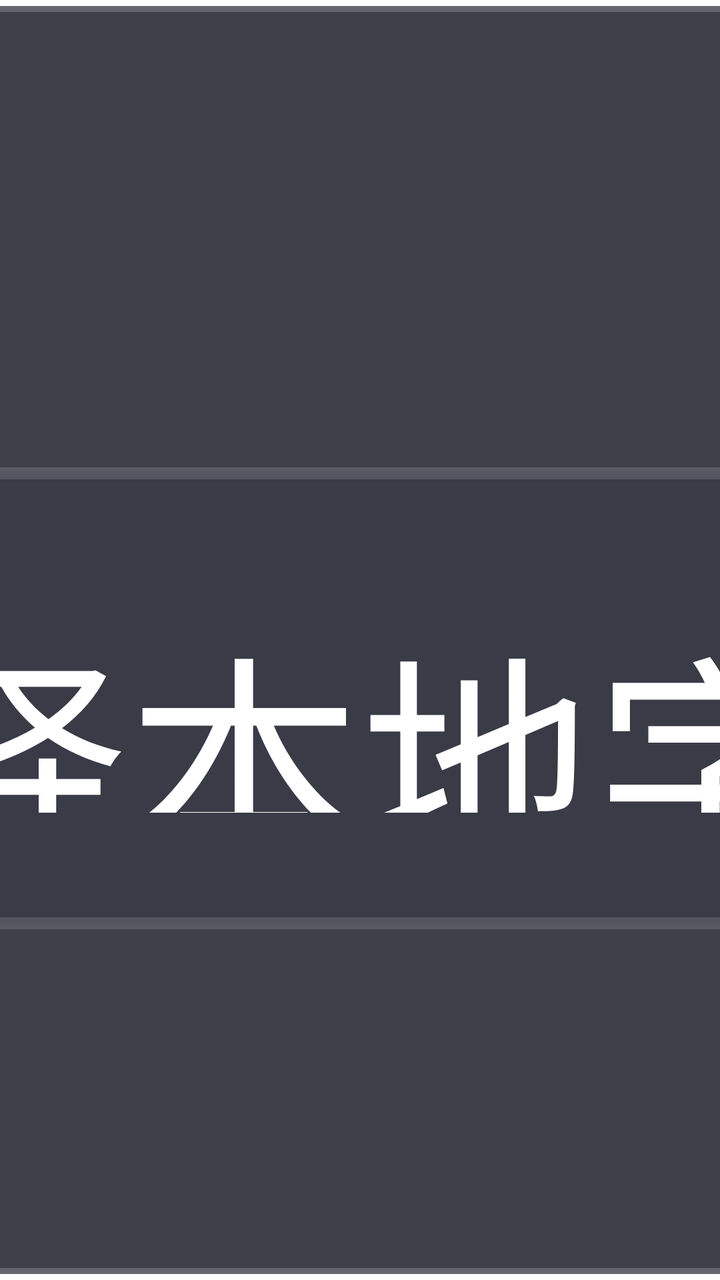
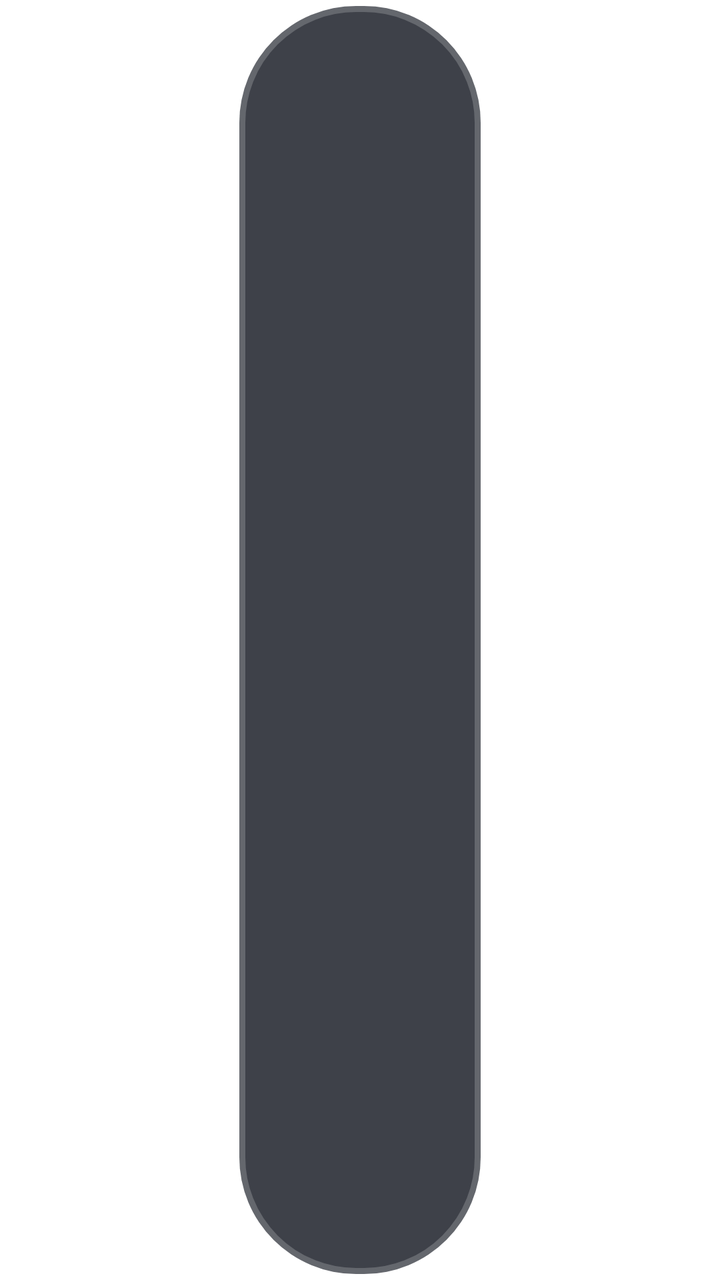

The first picture is an Android layout as it rendered before a commit; the second is the same layout after the commit. The layout source and the unified diff follow.
<!-- AndroidManifest.xml: application theme AppTheme.NoActionBar -->
<!-- res/layout/dialog_subtitle.xml -->
<?xml version="1.0" encoding="utf-8"?>
<FrameLayout xmlns:android="http://schemas.android.com/apk/res/android"
    xmlns:app="http://schemas.android.com/apk/res-auto"
    xmlns:tools="http://schemas.android.com/tools"
    android:layout_width="match_parent"
    android:layout_height="match_parent">

    <LinearLayout
        android:layout_width="@dimen/vs_640"
        android:layout_height="wrap_content"
        android:layout_gravity="center"
        android:background="@drawable/shape_danmu_setting_bg"
        android:orientation="vertical"
        android:padding="@dimen/vs_30">

        <LinearLayout
            android:layout_width="match_parent"
            android:layout_height="wrap_content"
            android:layout_gravity="center"
            android:orientation="vertical">

            <TextView
                android:id="@+id/selectInternal"
                android:layout_width="@dimen/vs_480"
                android:layout_height="wrap_content"
                android:layout_gravity="center"
                android:background="@drawable/button_danmu_setting"
                android:focusable="true"
                android:gravity="center"
                android:padding="@dimen/vs_10"
                android:text="选择内置字幕"
                android:visibility="gone"
                android:textColor="@color/dialog_text_primary"
                android:textSize="@dimen/ts_20" />

            <TextView
                android:id="@+id/selectLocal"
                android:layout_width="@dimen/vs_480"
                android:layout_height="wrap_content"
                android:layout_gravity="center"
                android:layout_marginTop="@dimen/vs_10"
                android:background="@drawable/button_danmu_setting"
                android:focusable="true"
                android:gravity="center"
                android:padding="@dimen/vs_10"
                android:text="选择本地字幕"
                android:textColor="@color/dialog_text_primary"
                android:textSize="@dimen/ts_20" />

            <TextView
                android:id="@+id/selectRemote"
                android:layout_width="@dimen/vs_480"
                android:layout_height="wrap_content"
                android:layout_gravity="center"
                android:layout_marginTop="@dimen/vs_10"
                android:background="@drawable/button_danmu_setting"
                android:focusable="true"
                android:gravity="center"
                android:padding="@dimen/vs_10"
                android:text="在线搜索字幕"
                android:textColor="@color/dialog_text_primary"
                android:textSize="@dimen/ts_20" />

            <LinearLayout
                android:gravity="center_vertical"
                android:orientation="horizontal"
                android:layout_gravity="center"
                android:layout_marginTop="@dimen/vs_10"
                android:layout_width="@dimen/vs_480"
                android:layout_height="@dimen/vs_60">
                <TextView
                    android:id="@+id/subtitleSizeMinus"
                    android:layout_width="@dimen/vs_140"
                    android:layout_height="wrap_content"
                    android:layout_gravity="center"
                    android:background="@drawable/button_danmu_setting"
                    android:focusable="true"
                    android:gravity="center"
                    android:padding="@dimen/vs_10"
                    android:text="字号减小"
                    android:textColor="@color/dialog_text_primary"
                    android:textSize="@dimen/ts_20" />

                <TextView
                    android:id="@+id/subtitleSizeText"
                    android:layout_width="@dimen/vs_120"
                    android:layout_height="@dimen/vs_60"
                    android:layout_gravity="center"
                    android:gravity="center"
                    android:layout_marginLeft="@dimen/vs_40"
                    android:layout_marginRight="@dimen/vs_40"
                    android:text="16"
                    android:textSize="@dimen/ts_26" />

                <TextView
                    android:id="@+id/subtitleSizePlus"
                    android:layout_width="@dimen/vs_140"
                    android:layout_height="wrap_content"
                    android:layout_gravity="center"
                    android:background="@drawable/button_danmu_setting"
                    android:focusable="true"
                    android:gravity="center"
                    android:padding="@dimen/vs_10"
                    android:text="字号增大"
                    android:textColor="@color/dialog_text_primary"
                    android:textSize="@dimen/ts_20" />

            </LinearLayout>

            <LinearLayout
                android:gravity="center_vertical"
                android:orientation="horizontal"
                android:layout_gravity="center"
                android:layout_marginTop="@dimen/vs_10"
                android:layout_width="@dimen/vs_480"
                android:layout_height="@dimen/vs_60">
                <TextView
                    android:id="@+id/subtitleStyleOne"
                    android:layout_width="@dimen/vs_140"
                    android:layout_height="wrap_content"
                    android:layout_gravity="center"
                    android:background="@drawable/button_danmu_setting"
                    android:focusable="true"
                    android:gravity="center"
                    android:padding="@dimen/vs_10"
                    android:text="字幕样式一"
                    android:textColor="@color/dialog_text_primary"
                    android:shadowColor="@color/color_CC000000"
                    android:shadowRadius="2"
                    android:shadowDx="1"
                    android:shadowDy="1"
                    android:textSize="@dimen/ts_20" />

                <TextView
                    android:id="@+id/subtitlePositionText"
                    android:layout_width="@dimen/vs_120"
                    android:layout_height="@dimen/vs_60"
                    android:layout_gravity="center"
                    android:gravity="center"
                    android:layout_marginLeft="@dimen/vs_40"
                    android:layout_marginRight="@dimen/vs_40"
                    android:text="0%"
                    android:textSize="@dimen/ts_26" />

                <TextView
                    android:id="@+id/subtitleStyleTwo"
                    android:layout_width="@dimen/vs_140"
                    android:layout_height="wrap_content"
                    android:layout_gravity="center"
                    android:background="@drawable/button_danmu_setting"
                    android:focusable="true"
                    android:gravity="center"
                    android:padding="@dimen/vs_10"
                    android:text="字幕样式二"
                    android:textStyle="bold"
                    android:textColor="@color/color_FFB6C1"
                    android:shadowColor="@color/dialog_text_primary"
                    android:shadowRadius="2"
                    android:shadowDx="1"
                    android:shadowDy="1"
                    android:textSize="@dimen/ts_20" />

            </LinearLayout>

            <LinearLayout
                android:gravity="center_vertical"
                android:orientation="horizontal"
                android:layout_gravity="center"
                android:layout_marginTop="@dimen/vs_10"
                android:layout_width="@dimen/vs_480"
                android:layout_height="@dimen/vs_40">

                <TextView
                    android:id="@+id/subtitleTimeHint"
                    android:layout_width="match_parent"
                    android:layout_height="match_parent"
                    android:layout_gravity="center"
                    android:gravity="center"
                    android:text="字幕延时仅对外挂字幕有效"
                    android:textColor="@color/dialog_text_hint"
                    android:textSize="@dimen/ts_20" />

            </LinearLayout>

            <LinearLayout
                android:gravity="center_vertical"
                android:orientation="horizontal"
                android:layout_gravity="center"
                android:layout_marginTop="@dimen/vs_10"
                android:layout_width="@dimen/vs_480"
                android:layout_height="@dimen/vs_60">
                <TextView
                    android:id="@+id/subtitleTimeMinus"
                    android:layout_width="@dimen/vs_140"
                    android:layout_height="wrap_content"
                    android:layout_gravity="center"
                    android:background="@drawable/button_danmu_setting"
                    android:focusable="true"
                    android:gravity="center"
                    android:padding="@dimen/vs_10"
                    android:text="字幕提前"
                    android:textColor="@color/dialog_text_primary"
                    android:textSize="@dimen/ts_20" />

                <TextView
                    android:id="@+id/subtitleTimeText"
                    android:layout_width="@dimen/vs_120"
                    android:layout_height="@dimen/vs_60"
                    android:layout_gravity="center"
                    android:gravity="center"
                    android:layout_marginLeft="@dimen/vs_40"
                    android:layout_marginRight="@dimen/vs_40"
                    android:text="0"
                    android:textSize="@dimen/ts_26" />

                <TextView
                    android:id="@+id/subtitleTimePlus"
                    android:layout_width="@dimen/vs_140"
                    android:layout_height="wrap_content"
                    android:layout_gravity="center"
                    android:background="@drawable/button_danmu_setting"
                    android:focusable="true"
                    android:gravity="center"
                    android:padding="@dimen/vs_10"
                    android:text="字幕推迟"
                    android:textColor="@color/dialog_text_primary"
                    android:textSize="@dimen/ts_20" />

            </LinearLayout>

        </LinearLayout>

    </LinearLayout>

</FrameLayout>
<!-- resources referenced by this layout -->
<resources>
  <color name="color_CC000000">#CC000000</color>
  <color name="color_FFB6C1">#FFB6C1</color>
  <color name="dialog_text_hint">#80FFFFFF</color>
  <color name="dialog_text_primary">#FFFFFFFF</color>
  <dimen name="ts_20">20mm</dimen>
  <dimen name="ts_26">26mm</dimen>
  <dimen name="vs_10">10mm</dimen>
  <dimen name="vs_120">120mm</dimen>
  <dimen name="vs_140">140mm</dimen>
  <dimen name="vs_30">30mm</dimen>
  <dimen name="vs_40">40mm</dimen>
  <dimen name="vs_480">480mm</dimen>
  <dimen name="vs_60">60mm</dimen>
  <dimen name="vs_640">640mm</dimen>
  <!-- drawable button_danmu_setting (drawable) -->
  <?xml version="1.0" encoding="utf-8"?>
  <selector xmlns:android="http://schemas.android.com/apk/res/android">
      <item android:state_focused="true">
          <shape>
              <corners android:radius="@dimen/vs_6" />
              <solid android:color="@color/dialog_control_bg_focused" />
              <stroke
                  android:width="@dimen/vs_1"
                  android:color="@color/dialog_control_stroke_focused" />
          </shape>
      </item>
      <item>
          <shape>
              <corners android:radius="@dimen/vs_6" />
              <solid android:color="@color/dialog_control_bg" />
              <stroke
                  android:width="@dimen/vs_1"
                  android:color="@color/dialog_control_stroke" />
          </shape>
      </item>
  </selector>
  <!-- drawable shape_danmu_setting_bg (drawable) -->
  <?xml version="1.0" encoding="utf-8"?>
  <shape xmlns:android="http://schemas.android.com/apk/res/android">
      <corners android:radius="@dimen/vs_10" />
      <solid android:color="@color/dialog_panel_bg" />
      <stroke
          android:width="@dimen/vs_1"
          android:color="@color/dialog_panel_stroke" />
  </shape>
  <style name="AppTheme.NoActionBar" parent="AppTheme">
          <item name="android:windowActionBar">false</item>
          <item name="android:windowNoTitle">true</item>
          <item name="windowActionBar">false</item>
          <item name="android:windowFullscreen">true</item>//全屏即无通知栏
          <item name="android:windowContentOverlay">@null</item>//是否有遮盖
          <item name="windowNoTitle">true</item>
          <item name="android:keepScreenOn">true</item>
          
          <item name="android:windowBackground">@android:color/transparent</item>
      </style>
  <dimen name="vs_6">6mm</dimen>
  <color name="dialog_control_bg_focused">#CC1890FF</color>
  <dimen name="vs_1">1mm</dimen>
  <color name="dialog_control_stroke_focused">#CC02F8E1</color>
  <color name="dialog_control_bg">#80353744</color>
  <color name="dialog_control_stroke">#22FFFFFF</color>
  <color name="dialog_panel_bg">#D91D202A</color>
  <color name="dialog_panel_stroke">#33FFFFFF</color>
  <style name="AppTheme" parent="Theme.AppCompat.Light.DarkActionBar">
          
          <item name="colorPrimary">@color/color_6200EE</item>
          <item name="colorPrimaryDark">@color/color_3700B3</item>
          <item name="colorAccent">@color/color_03DAC5</item>
      </style>
  <color name="color_6200EE">#6200EE</color>
  <color name="color_3700B3">#3700B3</color>
  <color name="color_03DAC5">#03DAC5</color>
</resources>

<!-- the commit's change to res/layout/dialog_subtitle.xml (unified diff, before → after) -->
@@ -6,9 +6,11 @@
     android:layout_height="match_parent">
 
     <LinearLayout
-        android:layout_width="@dimen/vs_640"
+        android:layout_width="match_parent"
         android:layout_height="wrap_content"
         android:layout_gravity="center"
+        android:layout_marginLeft="@dimen/vs_20"
+        android:layout_marginRight="@dimen/vs_20"
         android:background="@drawable/shape_danmu_setting_bg"
         android:orientation="vertical"
         android:padding="@dimen/vs_30">
@@ -21,65 +23,62 @@
 
             <TextView
                 android:id="@+id/selectInternal"
-                android:layout_width="@dimen/vs_480"
-                android:layout_height="wrap_content"
+                android:layout_width="match_parent"
+                android:layout_height="@dimen/vs_50"
                 android:layout_gravity="center"
                 android:background="@drawable/button_danmu_setting"
                 android:focusable="true"
                 android:gravity="center"
-                android:padding="@dimen/vs_10"
                 android:text="选择内置字幕"
                 android:visibility="gone"
                 android:textColor="@color/dialog_text_primary"
-                android:textSize="@dimen/ts_20" />
+                android:textSize="@dimen/ts_22" />
 
             <TextView
                 android:id="@+id/selectLocal"
-                android:layout_width="@dimen/vs_480"
-                android:layout_height="wrap_content"
+                android:layout_width="match_parent"
+                android:layout_height="@dimen/vs_50"
                 android:layout_gravity="center"
                 android:layout_marginTop="@dimen/vs_10"
                 android:background="@drawable/button_danmu_setting"
                 android:focusable="true"
                 android:gravity="center"
-                android:padding="@dimen/vs_10"
                 android:text="选择本地字幕"
                 android:textColor="@color/dialog_text_primary"
-                android:textSize="@dimen/ts_20" />
+                android:textSize="@dimen/ts_22" />
 
             <TextView
                 android:id="@+id/selectRemote"
-                android:layout_width="@dimen/vs_480"
-                android:layout_height="wrap_content"
+                android:layout_width="match_parent"
+                android:layout_height="@dimen/vs_50"
                 android:layout_gravity="center"
                 android:layout_marginTop="@dimen/vs_10"
                 android:background="@drawable/button_danmu_setting"
                 android:focusable="true"
                 android:gravity="center"
-                android:padding="@dimen/vs_10"
                 android:text="在线搜索字幕"
                 android:textColor="@color/dialog_text_primary"
-                android:textSize="@dimen/ts_20" />
-
-            <LinearLayout
-                android:gravity="center_vertical"
-                android:orientation="horizontal"
-                android:layout_gravity="center"
-                android:layout_marginTop="@dimen/vs_10"
-                android:layout_width="@dimen/vs_480"
+                android:textSize="@dimen/ts_22" />
+
+            <LinearLayout
+                android:gravity="center_vertical"
+                android:orientation="horizontal"
+                android:layout_gravity="center"
+                android:layout_marginTop="@dimen/vs_10"
+                android:layout_width="match_parent"
                 android:layout_height="@dimen/vs_60">
                 <TextView
                     android:id="@+id/subtitleSizeMinus"
-                    android:layout_width="@dimen/vs_140"
-                    android:layout_height="wrap_content"
-                    android:layout_gravity="center"
-                    android:background="@drawable/button_danmu_setting"
-                    android:focusable="true"
-                    android:gravity="center"
-                    android:padding="@dimen/vs_10"
+                    android:layout_width="0dp"
+                    android:layout_weight="1"
+                    android:layout_height="match_parent"
+                    android:layout_gravity="center"
+                    android:background="@drawable/button_danmu_setting"
+                    android:focusable="true"
+                    android:gravity="center"
                     android:text="字号减小"
                     android:textColor="@color/dialog_text_primary"
-                    android:textSize="@dimen/ts_20" />
+                    android:textSize="@dimen/ts_22" />
 
                 <TextView
                     android:id="@+id/subtitleSizeText"
@@ -87,49 +86,49 @@
                     android:layout_height="@dimen/vs_60"
                     android:layout_gravity="center"
                     android:gravity="center"
-                    android:layout_marginLeft="@dimen/vs_40"
-                    android:layout_marginRight="@dimen/vs_40"
+                    android:layout_marginLeft="@dimen/vs_10"
+                    android:layout_marginRight="@dimen/vs_10"
                     android:text="16"
                     android:textSize="@dimen/ts_26" />
 
                 <TextView
                     android:id="@+id/subtitleSizePlus"
-                    android:layout_width="@dimen/vs_140"
-                    android:layout_height="wrap_content"
-                    android:layout_gravity="center"
-                    android:background="@drawable/button_danmu_setting"
-                    android:focusable="true"
-                    android:gravity="center"
-                    android:padding="@dimen/vs_10"
+                    android:layout_width="0dp"
+                    android:layout_weight="1"
+                    android:layout_height="match_parent"
+                    android:layout_gravity="center"
+                    android:background="@drawable/button_danmu_setting"
+                    android:focusable="true"
+                    android:gravity="center"
                     android:text="字号增大"
                     android:textColor="@color/dialog_text_primary"
-                    android:textSize="@dimen/ts_20" />
-
-            </LinearLayout>
-
-            <LinearLayout
-                android:gravity="center_vertical"
-                android:orientation="horizontal"
-                android:layout_gravity="center"
-                android:layout_marginTop="@dimen/vs_10"
-                android:layout_width="@dimen/vs_480"
+                    android:textSize="@dimen/ts_22" />
+
+            </LinearLayout>
+
+            <LinearLayout
+                android:gravity="center_vertical"
+                android:orientation="horizontal"
+                android:layout_gravity="center"
+                android:layout_marginTop="@dimen/vs_10"
+                android:layout_width="match_parent"
                 android:layout_height="@dimen/vs_60">
                 <TextView
                     android:id="@+id/subtitleStyleOne"
-                    android:layout_width="@dimen/vs_140"
-                    android:layout_height="wrap_content"
-                    android:layout_gravity="center"
-                    android:background="@drawable/button_danmu_setting"
-                    android:focusable="true"
-                    android:gravity="center"
-                    android:padding="@dimen/vs_10"
+                    android:layout_width="0dp"
+                    android:layout_weight="1"
+                    android:layout_height="match_parent"
+                    android:layout_gravity="center"
+                    android:background="@drawable/button_danmu_setting"
+                    android:focusable="true"
+                    android:gravity="center"
                     android:text="字幕样式一"
                     android:textColor="@color/dialog_text_primary"
                     android:shadowColor="@color/color_CC000000"
                     android:shadowRadius="2"
                     android:shadowDx="1"
                     android:shadowDy="1"
-                    android:textSize="@dimen/ts_20" />
+                    android:textSize="@dimen/ts_22" />
 
                 <TextView
                     android:id="@+id/subtitlePositionText"
@@ -137,20 +136,20 @@
                     android:layout_height="@dimen/vs_60"
                     android:layout_gravity="center"
                     android:gravity="center"
-                    android:layout_marginLeft="@dimen/vs_40"
-                    android:layout_marginRight="@dimen/vs_40"
+                    android:layout_marginLeft="@dimen/vs_10"
+                    android:layout_marginRight="@dimen/vs_10"
                     android:text="0%"
                     android:textSize="@dimen/ts_26" />
 
                 <TextView
                     android:id="@+id/subtitleStyleTwo"
-                    android:layout_width="@dimen/vs_140"
-                    android:layout_height="wrap_content"
-                    android:layout_gravity="center"
-                    android:background="@drawable/button_danmu_setting"
-                    android:focusable="true"
-                    android:gravity="center"
-                    android:padding="@dimen/vs_10"
+                    android:layout_width="0dp"
+                    android:layout_weight="1"
+                    android:layout_height="match_parent"
+                    android:layout_gravity="center"
+                    android:background="@drawable/button_danmu_setting"
+                    android:focusable="true"
+                    android:gravity="center"
                     android:text="字幕样式二"
                     android:textStyle="bold"
                     android:textColor="@color/color_FFB6C1"
@@ -158,16 +157,16 @@
                     android:shadowRadius="2"
                     android:shadowDx="1"
                     android:shadowDy="1"
-                    android:textSize="@dimen/ts_20" />
-
-            </LinearLayout>
-
-            <LinearLayout
-                android:gravity="center_vertical"
-                android:orientation="horizontal"
-                android:layout_gravity="center"
-                android:layout_marginTop="@dimen/vs_10"
-                android:layout_width="@dimen/vs_480"
+                    android:textSize="@dimen/ts_22" />
+
+            </LinearLayout>
+
+            <LinearLayout
+                android:gravity="center_vertical"
+                android:orientation="horizontal"
+                android:layout_gravity="center"
+                android:layout_marginTop="@dimen/vs_10"
+                android:layout_width="match_parent"
                 android:layout_height="@dimen/vs_40">
 
                 <TextView
@@ -187,20 +186,20 @@
                 android:orientation="horizontal"
                 android:layout_gravity="center"
                 android:layout_marginTop="@dimen/vs_10"
-                android:layout_width="@dimen/vs_480"
+                android:layout_width="match_parent"
                 android:layout_height="@dimen/vs_60">
                 <TextView
                     android:id="@+id/subtitleTimeMinus"
-                    android:layout_width="@dimen/vs_140"
-                    android:layout_height="wrap_content"
-                    android:layout_gravity="center"
-                    android:background="@drawable/button_danmu_setting"
-                    android:focusable="true"
-                    android:gravity="center"
-                    android:padding="@dimen/vs_10"
+                    android:layout_width="0dp"
+                    android:layout_weight="1"
+                    android:layout_height="match_parent"
+                    android:layout_gravity="center"
+                    android:background="@drawable/button_danmu_setting"
+                    android:focusable="true"
+                    android:gravity="center"
                     android:text="字幕提前"
                     android:textColor="@color/dialog_text_primary"
-                    android:textSize="@dimen/ts_20" />
+                    android:textSize="@dimen/ts_22" />
 
                 <TextView
                     android:id="@+id/subtitleTimeText"
@@ -208,23 +207,23 @@
                     android:layout_height="@dimen/vs_60"
                     android:layout_gravity="center"
                     android:gravity="center"
-                    android:layout_marginLeft="@dimen/vs_40"
-                    android:layout_marginRight="@dimen/vs_40"
+                    android:layout_marginLeft="@dimen/vs_10"
+                    android:layout_marginRight="@dimen/vs_10"
                     android:text="0"
                     android:textSize="@dimen/ts_26" />
 
                 <TextView
                     android:id="@+id/subtitleTimePlus"
-                    android:layout_width="@dimen/vs_140"
-                    android:layout_height="wrap_content"
-                    android:layout_gravity="center"
-                    android:background="@drawable/button_danmu_setting"
-                    android:focusable="true"
-                    android:gravity="center"
-                    android:padding="@dimen/vs_10"
+                    android:layout_width="0dp"
+                    android:layout_weight="1"
+                    android:layout_height="match_parent"
+                    android:layout_gravity="center"
+                    android:background="@drawable/button_danmu_setting"
+                    android:focusable="true"
+                    android:gravity="center"
                     android:text="字幕推迟"
                     android:textColor="@color/dialog_text_primary"
-                    android:textSize="@dimen/ts_20" />
+                    android:textSize="@dimen/ts_22" />
 
             </LinearLayout>
 
<!-- resource entries referenced after the edit -->
@@ -5,15 +5,15 @@
   <color name="dialog_text_hint">#80FFFFFF</color>
   <color name="dialog_text_primary">#FFFFFFFF</color>
   <dimen name="ts_20">20mm</dimen>
+  <dimen name="ts_22">22mm</dimen>
   <dimen name="ts_26">26mm</dimen>
   <dimen name="vs_10">10mm</dimen>
   <dimen name="vs_120">120mm</dimen>
-  <dimen name="vs_140">140mm</dimen>
+  <dimen name="vs_20">20mm</dimen>
   <dimen name="vs_30">30mm</dimen>
   <dimen name="vs_40">40mm</dimen>
-  <dimen name="vs_480">480mm</dimen>
+  <dimen name="vs_50">50mm</dimen>
   <dimen name="vs_60">60mm</dimen>
-  <dimen name="vs_640">640mm</dimen>
   <!-- drawable button_danmu_setting (drawable) -->
   <?xml version="1.0" encoding="utf-8"?>
   <selector xmlns:android="http://schemas.android.com/apk/res/android">
